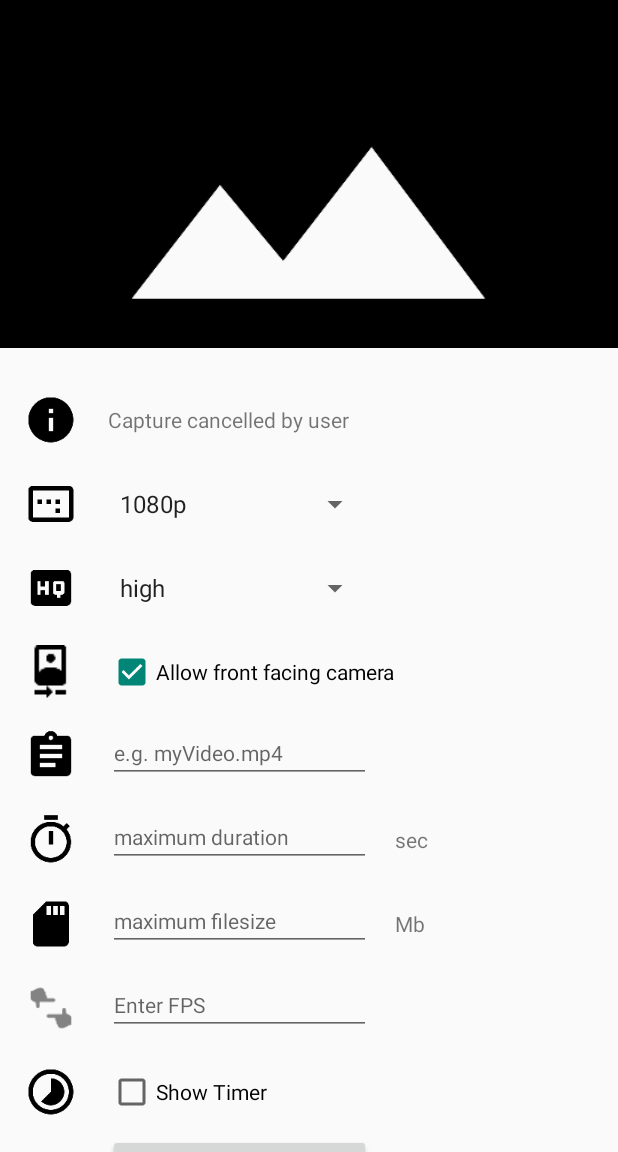
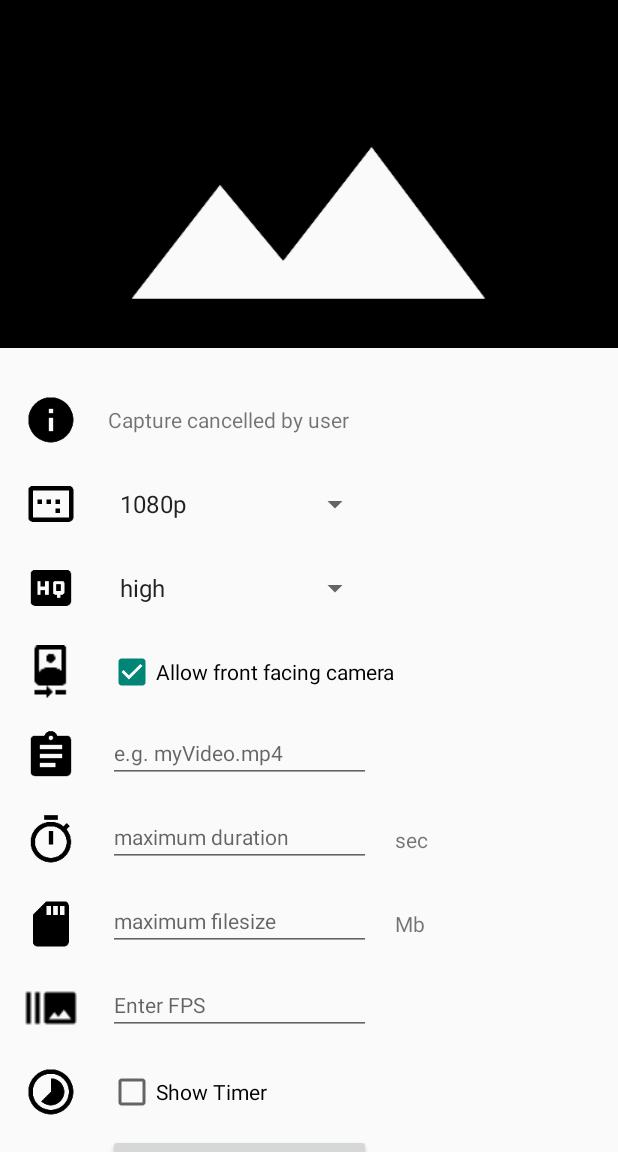
Before and after one commit to JeroenMols/LandscapeVideoCamera, an Android app: the screen it shows after launch (MainActivity), in the options menu, after a tap on "advanced", on a phone screen of 412 x 824 dp, the part 84-1236 px from its top. Run offline under Robolectric (Android 15) with nearby library versions, the light colour scheme and no system bars; 23 statements that could not run were skipped.

Commit message:
Changed FPS icon

```diff
--- a/example/src/main/res/layout/fragment_main.xml
+++ b/example/src/main/res/layout/fragment_main.xml
@@ -205,7 +205,7 @@
                     android:text="@string/filesize_unit"
                     android:textSize="14sp" />
 
-               <!--to-->
+                <!--to-->
 
                 <ImageView
                     android:id="@+id/iv_fps"
@@ -213,7 +213,7 @@
                     android:layout_height="56dp"
                     android:layout_below="@id/iv_filesize"
                     android:layout_marginLeft="16dp"
-                    android:src="@drawable/ic_fps" />
+                    android:src="@drawable/ic_burst_mode_black_24dp" />
 
                 <EditText
                     android:id="@+id/et_fps"
@@ -223,9 +223,9 @@
                     android:layout_marginBottom="10dp"
                     android:layout_marginLeft="72dp"
                     android:gravity="bottom"
+                    android:hint="@string/enter_fps_hint"
                     android:inputType="number"
                     android:maxLength="3"
-                    android:hint="@string/enter_fps_hint"
                     android:textSize="14sp" />
 
                 <!--hdf-->
```
Also changed, not shown: example/src/main/res/drawable-hdpi/ic_burst_mode_black_24dp.png (added), example/src/main/res/drawable-hdpi/ic_fps.png (deleted), example/src/main/res/drawable-mdpi/ic_burst_mode_black_24dp.png (added), example/src/main/res/drawable-mdpi/ic_fps.png (deleted), example/src/main/res/drawable-xhdpi/ic_burst_mode_black_24dp.png (added), example/src/main/res/drawable-xhdpi/ic_fps.png (deleted), example/src/main/res/drawable-xxhdpi/ic_burst_mode_black_24dp.png (added), example/src/main/res/drawable-xxhdpi/ic_fps.png (deleted), example/src/main/res/drawable-xxxhdpi/ic_burst_mode_black_24dp.png (added).
